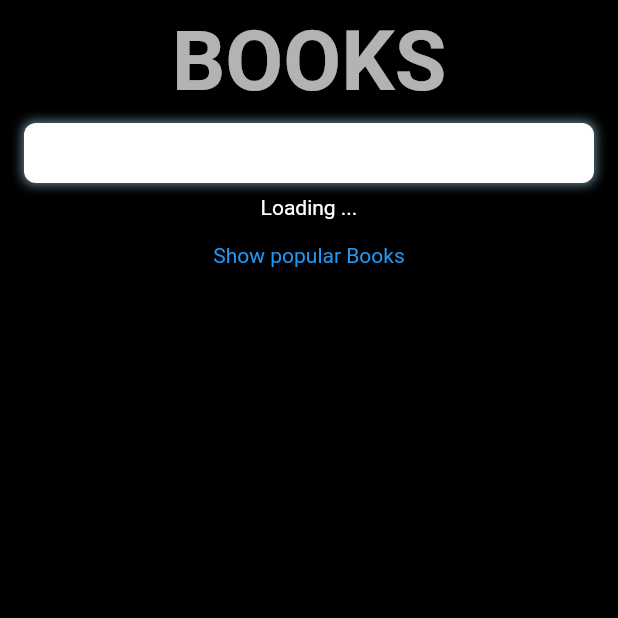
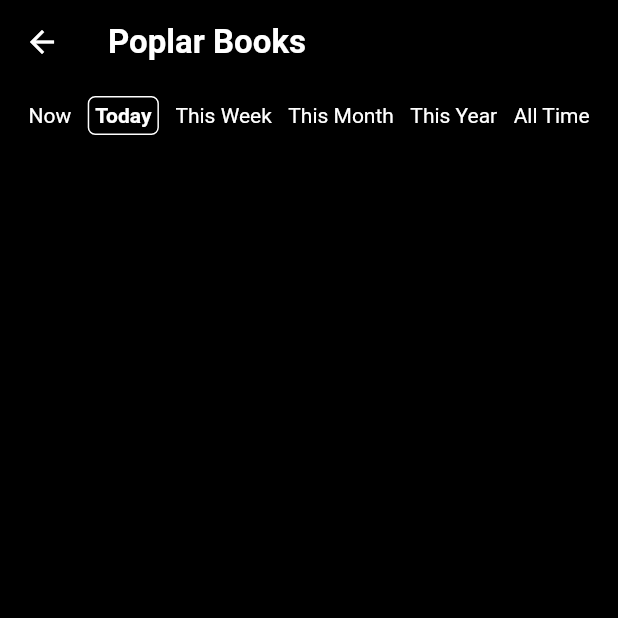
Before and after one commit to danielsidauruk/media_plex, a Flutter app: the BookHomePage screen opened by its route, after a tap on the "arrow forward" icon, on a phone screen of 412 x 824 dp, the top half of it. Run offline on Flutter 3.47's test engine with Material 2 defaults, Android fonts, the light colour scheme and no system bars; our stand-ins replace cached_network_image, dartz, equatable, flutter_bloc, flutter_rating_bar, get_it and 2 more; accounts and stored records are empty; network calls fail; statements that could not run were skipped.

Commit message:
Build Books Popular Page (on Going)

```diff
--- a/lib/main.dart
+++ b/lib/main.dart
@@ -1,6 +1,7 @@
 import 'package:flutter/material.dart';
 import 'package:flutter_bloc/flutter_bloc.dart';
 import 'package:media_plex/media_plex/books/presentation/bloc/popular_bloc/popular_bloc.dart';
+import 'package:media_plex/media_plex/books/presentation/pages/book_popular_page.dart';
 import 'package:media_plex/media_plex/books/presentation/pages/book_search_page.dart';
 import 'package:media_plex/media_plex/books/presentation/pages/detail_page.dart';
 import 'package:media_plex/dependency_injection.dart' as di;
@@ -111,6 +112,8 @@ class MyApp extends StatelessWidget {
               return MaterialPageRoute(builder: (_) => const BookHomePage());
             case BookSearchPage.routeName:
               return MaterialPageRoute(builder: (_) => const BookSearchPage());
+            case BookPopularPage.routeName:
+              return MaterialPageRoute(builder: (_) => const BookPopularPage());
             case DetailPage.routeName:
               final key = settings.arguments as String;
               return MaterialPageRoute(
--- a/lib/media_plex/books/presentation/pages/book_home_page.dart
+++ b/lib/media_plex/books/presentation/pages/book_home_page.dart
@@ -5,11 +5,12 @@ import 'package:flutter_bloc/flutter_bloc.dart';
 import 'package:media_plex/core/utils/constants.dart';
 import 'package:media_plex/media_plex/books/domain/entities/book_popular.dart';
 import 'package:media_plex/media_plex/books/presentation/bloc/popular_bloc/popular_bloc.dart';
+import 'package:media_plex/media_plex/books/presentation/pages/book_popular_page.dart';
 import 'package:media_plex/media_plex/books/presentation/pages/book_search_page.dart';
 
 class BookHomePage extends StatefulWidget {
   static const routeName = '/bookHomePageRoute';
-  const BookHomePage({Key? key}) : super(key: key);
+  const BookHomePage({super.key});
 
   @override
   State<BookHomePage> createState() => _BookHomePageState();
@@ -49,6 +50,7 @@ class _BookHomePageState extends State<BookHomePage> {
           children: [
             searchTile(size, context),
             popularTile(size, context),
+
             Container(
               margin: const EdgeInsets.all(4.0),
               padding: const EdgeInsets.all(8.0),
@@ -68,7 +70,7 @@ class _BookHomePageState extends State<BookHomePage> {
                         ?.copyWith(fontWeight: FontWeight.bold),
                   ),
 
-                  const SizedBox(height: 12),
+                  const SizedBox(height: 14),
 
                   Row(
                     mainAxisAlignment: MainAxisAlignment.spaceBetween,
@@ -79,7 +81,7 @@ class _BookHomePageState extends State<BookHomePage> {
                     ],
                   ),
 
-                  const SizedBox(height: 12),
+                  const SizedBox(height: 14),
 
                   Row(
                     mainAxisAlignment: MainAxisAlignment.spaceBetween,
@@ -90,7 +92,7 @@ class _BookHomePageState extends State<BookHomePage> {
                     ],
                   ),
 
-                  const SizedBox(height: 12),
+                  const SizedBox(height: 14),
 
                   Row(
                     mainAxisAlignment: MainAxisAlignment.spaceBetween,
@@ -101,7 +103,7 @@ class _BookHomePageState extends State<BookHomePage> {
                     ],
                   ),
 
-                  const SizedBox(height: 12),
+                  const SizedBox(height: 14),
 
                   Row(
                     mainAxisAlignment: MainAxisAlignment.spaceBetween,
@@ -198,7 +200,7 @@ class _BookHomePageState extends State<BookHomePage> {
               ),
 
               InkWell(
-                onTap: () => Navigator.pushNamed(context, BookSearchPage.routeName),
+                onTap: () => Navigator.pushNamed(context, BookPopularPage.routeName),
                 child: const Icon(Icons.arrow_forward),
               ),
             ],
--- /dev/null
+++ b/lib/media_plex/books/presentation/pages/book_popular_page.dart
@@ -0,0 +1,51 @@
+import 'package:flutter/material.dart';
+
+class BookPopularPage extends StatelessWidget {
+  static const routeName = 'bookPopularPageRoute';
+  const BookPopularPage({super.key});
+
+  @override
+  Widget build(BuildContext context) {
+    return Scaffold(
+      appBar: AppBar(
+        backgroundColor: Colors.transparent,
+        elevation: 0.0,
+        title: Text(
+          'Poplar Books',
+          style: Theme.of(context)
+              .textTheme.bodyText1
+              ?.copyWith(
+            fontWeight: FontWeight.bold,
+            fontSize: 22,
+          ),
+        ),
+      ),
+      body: Padding(
+        padding: const EdgeInsets.all(8.0),
+        child: Column(
+          mainAxisAlignment: MainAxisAlignment.start,
+          children: [
+            Row(
+              mainAxisAlignment: MainAxisAlignment.spaceEvenly,
+              children: [
+                Text('Now'),
+                Container(
+                  padding: EdgeInsets.all(4.0),
+                  decoration: BoxDecoration(
+                    borderRadius: BorderRadius.circular(5.0),
+                    border: Border.all(color: Colors.white)
+                  ),
+                  child: Text('Today', style: TextStyle(fontWeight: FontWeight.bold),),
+                ),
+                Text('This Week'),
+                Text('This Month'),
+                Text('This Year'),
+                Text('All Time'),
+              ],
+            )
+          ],
+        ),
+      )
+    );
+  }
+}
```
